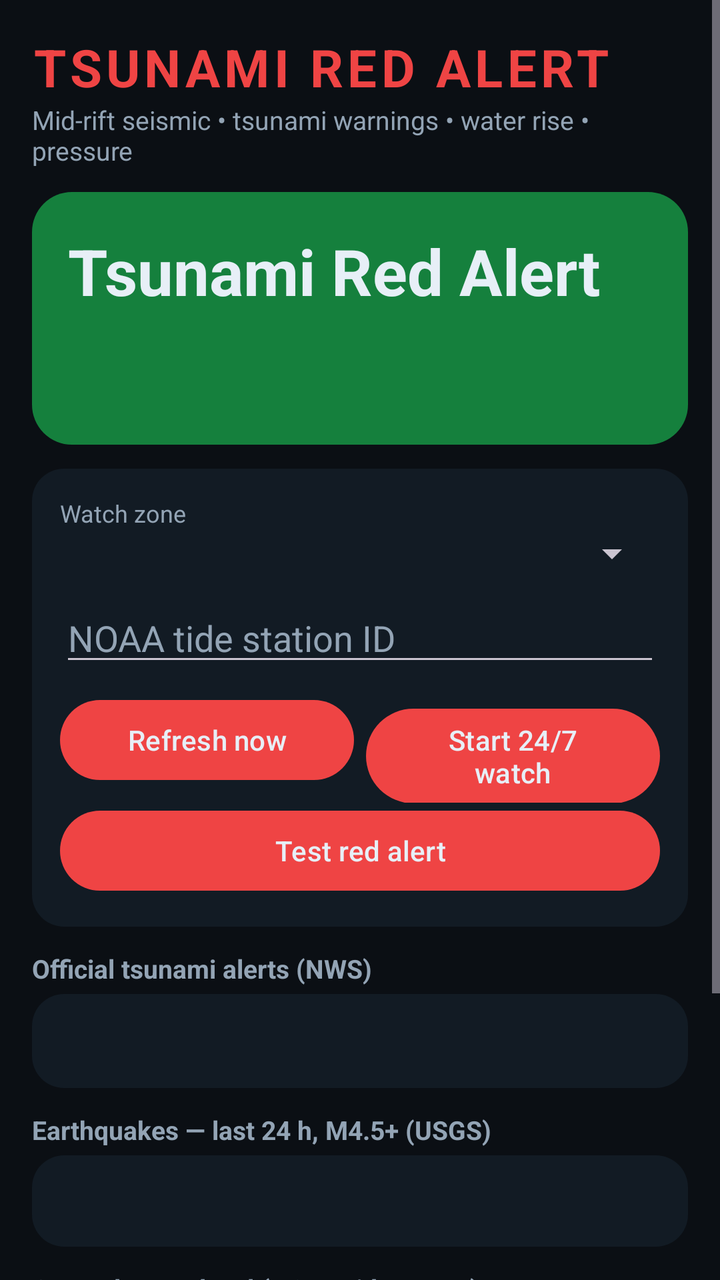
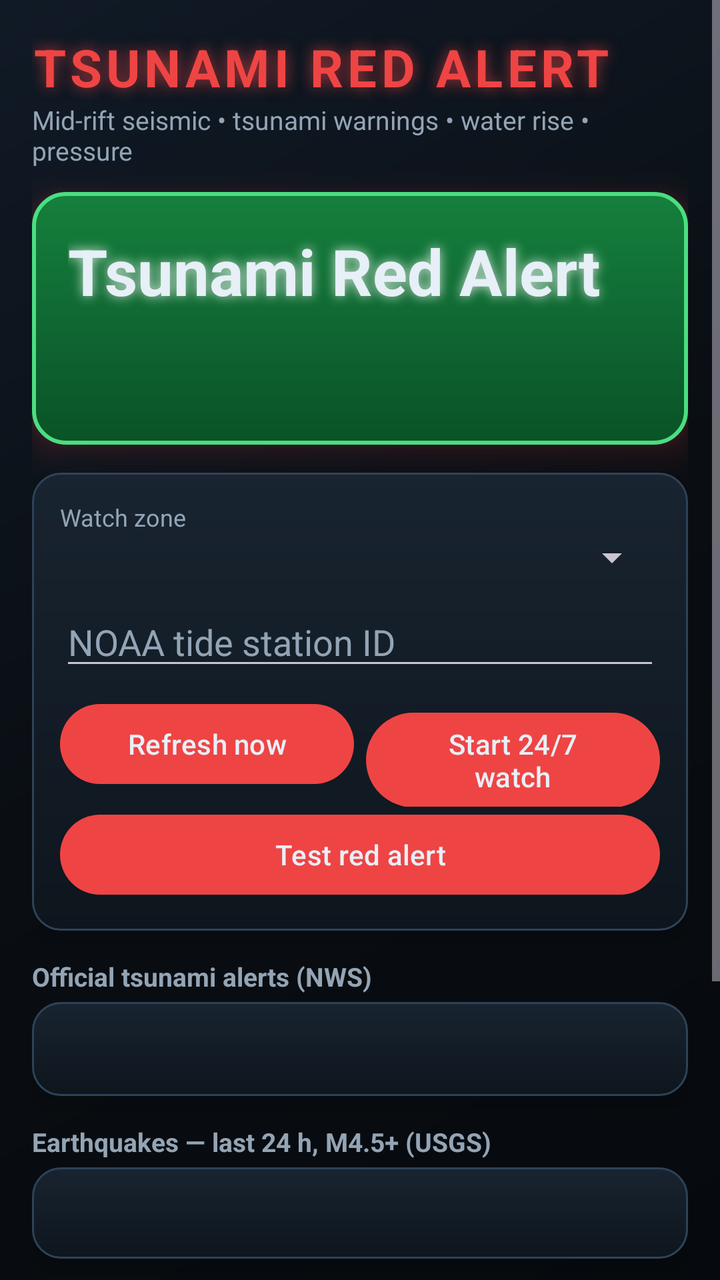

Screens rendered from an Android XML layout before and after an edit, with the pre-edit source and the edit as a unified diff.
<!-- AndroidManifest.xml: application theme Theme.TsunamiRedAlert -->
<!-- res/layout/activity_main.xml -->
<?xml version="1.0" encoding="utf-8"?>
<FrameLayout xmlns:android="http://schemas.android.com/apk/res/android"
    android:layout_width="match_parent"
    android:layout_height="match_parent"
    android:background="@color/bg">

    <ScrollView
        android:layout_width="match_parent"
        android:layout_height="match_parent"
        android:fillViewport="true">

        <LinearLayout
            android:layout_width="match_parent"
            android:layout_height="wrap_content"
            android:orientation="vertical"
            android:padding="16dp">

            <TextView
                android:layout_width="match_parent"
                android:layout_height="wrap_content"
                android:text="@string/title"
                android:textColor="@color/accent"
                android:textSize="26sp"
                android:textStyle="bold"
                android:letterSpacing="0.08" />

            <TextView
                android:layout_width="match_parent"
                android:layout_height="wrap_content"
                android:text="@string/subtitle"
                android:textColor="@color/text_secondary"
                android:textSize="13sp"
                android:layout_marginBottom="12dp" />

            <LinearLayout
                android:id="@+id/banner"
                android:layout_width="match_parent"
                android:layout_height="wrap_content"
                android:orientation="vertical"
                android:background="@drawable/banner_green"
                android:padding="18dp"
                android:layout_marginBottom="12dp">

                <TextView
                    android:id="@+id/levelText"
                    android:layout_width="match_parent"
                    android:layout_height="wrap_content"
                    android:text="@string/app_name"
                    android:textColor="@color/text_primary"
                    android:textSize="32sp"
                    android:textStyle="bold" />

                <TextView
                    android:id="@+id/reasonsText"
                    android:layout_width="match_parent"
                    android:layout_height="wrap_content"
                    android:textColor="@color/text_primary"
                    android:textSize="14sp"
                    android:layout_marginTop="6dp" />

                <TextView
                    android:id="@+id/updatedText"
                    android:layout_width="match_parent"
                    android:layout_height="wrap_content"
                    android:textColor="@color/text_primary"
                    android:alpha="0.75"
                    android:textSize="12sp"
                    android:layout_marginTop="6dp" />
            </LinearLayout>

            <LinearLayout
                android:layout_width="match_parent"
                android:layout_height="wrap_content"
                android:orientation="vertical"
                android:background="@drawable/card_bg"
                android:padding="14dp"
                android:layout_marginBottom="12dp">

                <TextView
                    android:layout_width="match_parent"
                    android:layout_height="wrap_content"
                    android:text="@string/region_label"
                    android:textColor="@color/text_secondary"
                    android:textSize="12sp" />

                <Spinner
                    android:id="@+id/regionSpinner"
                    android:layout_width="match_parent"
                    android:layout_height="wrap_content"
                    android:layout_marginBottom="8dp" />

                <EditText
                    android:id="@+id/stationInput"
                    android:layout_width="match_parent"
                    android:layout_height="wrap_content"
                    android:hint="@string/station_hint"
                    android:inputType="number"
                    android:textColor="@color/text_primary"
                    android:textColorHint="@color/text_secondary"
                    android:layout_marginBottom="8dp" />

                <LinearLayout
                    android:layout_width="match_parent"
                    android:layout_height="wrap_content"
                    android:orientation="horizontal">

                    <Button
                        android:id="@+id/refreshButton"
                        android:layout_width="0dp"
                        android:layout_height="wrap_content"
                        android:layout_weight="1"
                        android:layout_marginEnd="6dp"
                        android:text="@string/refresh" />

                    <Button
                        android:id="@+id/watchButton"
                        android:layout_width="0dp"
                        android:layout_height="wrap_content"
                        android:layout_weight="1"
                        android:text="@string/start_watch" />
                </LinearLayout>

                <Button
                    android:id="@+id/testButton"
                    android:layout_width="match_parent"
                    android:layout_height="wrap_content"
                    android:text="@string/test_alert" />

                <TextView
                    android:id="@+id/errorsText"
                    android:layout_width="match_parent"
                    android:layout_height="wrap_content"
                    android:textColor="@color/text_secondary"
                    android:textSize="12sp"
                    android:visibility="gone" />
            </LinearLayout>

            <TextView
                android:layout_width="match_parent"
                android:layout_height="wrap_content"
                android:text="@string/section_alerts"
                android:textColor="@color/text_secondary"
                android:textSize="13sp"
                android:textStyle="bold"
                android:layout_marginBottom="4dp" />

            <TextView
                android:id="@+id/alertsText"
                android:layout_width="match_parent"
                android:layout_height="wrap_content"
                android:background="@drawable/card_bg"
                android:padding="14dp"
                android:textColor="@color/text_primary"
                android:textSize="14sp"
                android:layout_marginBottom="12dp" />

            <TextView
                android:layout_width="match_parent"
                android:layout_height="wrap_content"
                android:text="@string/section_quakes"
                android:textColor="@color/text_secondary"
                android:textSize="13sp"
                android:textStyle="bold"
                android:layout_marginBottom="4dp" />

            <TextView
                android:id="@+id/quakesText"
                android:layout_width="match_parent"
                android:layout_height="wrap_content"
                android:background="@drawable/card_bg"
                android:padding="14dp"
                android:textColor="@color/text_primary"
                android:textSize="13sp"
                android:fontFamily="monospace"
                android:layout_marginBottom="12dp" />

            <TextView
                android:layout_width="match_parent"
                android:layout_height="wrap_content"
                android:text="@string/section_water"
                android:textColor="@color/text_secondary"
                android:textSize="13sp"
                android:textStyle="bold"
                android:layout_marginBottom="4dp" />

            <TextView
                android:id="@+id/waterText"
                android:layout_width="match_parent"
                android:layout_height="wrap_content"
                android:background="@drawable/card_bg"
                android:padding="14dp"
                android:textColor="@color/text_primary"
                android:textSize="14sp"
                android:layout_marginBottom="12dp" />

            <TextView
                android:layout_width="match_parent"
                android:layout_height="wrap_content"
                android:text="@string/section_pressure"
                android:textColor="@color/text_secondary"
                android:textSize="13sp"
                android:textStyle="bold"
                android:layout_marginBottom="4dp" />

            <TextView
                android:id="@+id/pressureText"
                android:layout_width="match_parent"
                android:layout_height="wrap_content"
                android:background="@drawable/card_bg"
                android:padding="14dp"
                android:textColor="@color/text_primary"
                android:textSize="14sp"
                android:layout_marginBottom="24dp" />
        </LinearLayout>
    </ScrollView>

    <FrameLayout
        android:id="@+id/redOverlay"
        android:layout_width="match_parent"
        android:layout_height="match_parent"
        android:background="@color/red_overlay"
        android:visibility="gone"
        android:clickable="true"
        android:focusable="true">

        <LinearLayout
            android:layout_width="match_parent"
            android:layout_height="wrap_content"
            android:layout_gravity="center"
            android:orientation="vertical"
            android:padding="24dp"
            android:gravity="center">

            <TextView
                android:id="@+id/overlayTitle"
                android:layout_width="wrap_content"
                android:layout_height="wrap_content"
                android:text="@string/red_overlay_title"
                android:textColor="@color/text_primary"
                android:textSize="34sp"
                android:textStyle="bold"
                android:gravity="center" />

            <TextView
                android:layout_width="wrap_content"
                android:layout_height="wrap_content"
                android:text="@string/red_overlay_sub"
                android:textColor="@color/text_primary"
                android:textSize="16sp"
                android:textStyle="bold"
                android:gravity="center"
                android:layout_marginTop="12dp" />

            <TextView
                android:id="@+id/overlayReasons"
                android:layout_width="wrap_content"
                android:layout_height="wrap_content"
                android:textColor="@color/text_primary"
                android:textSize="14sp"
                android:gravity="center"
                android:layout_marginTop="16dp" />

            <Button
                android:id="@+id/dismissOverlayButton"
                android:layout_width="wrap_content"
                android:layout_height="wrap_content"
                android:text="@string/dismiss"
                android:layout_marginTop="24dp" />
        </LinearLayout>
    </FrameLayout>
</FrameLayout>
<!-- resources referenced by this layout -->
<resources>
  <color name="accent">#EF4444</color>
  <color name="bg">#0B0F14</color>
  <color name="red_overlay">#E7DC2626</color>
  <color name="text_primary">#E7EFF7</color>
  <color name="text_secondary">#93A4B5</color>
  <!-- drawable banner_green (drawable) -->
  <?xml version="1.0" encoding="utf-8"?>
  <shape xmlns:android="http://schemas.android.com/apk/res/android" android:shape="rectangle">
      <solid android:color="@color/level_green" />
      <corners android:radius="20dp" />
  </shape>
  <!-- drawable card_bg (drawable) -->
  <?xml version="1.0" encoding="utf-8"?>
  <shape xmlns:android="http://schemas.android.com/apk/res/android" android:shape="rectangle">
      <solid android:color="@color/card" />
      <corners android:radius="16dp" />
  </shape>
  <string name="app_name">Tsunami Red Alert</string>
  <string name="dismiss">Dismiss</string>
  <string name="red_overlay_sub">MOVE TO HIGH GROUND — THIS IS NOT A DRILL UNLESS MARKED TEST</string>
  <string name="red_overlay_title">🚨 TSUNAMI RED ALERT 🚨</string>
  <string name="refresh">Refresh now</string>
  <string name="region_label">Watch zone</string>
  <string name="section_alerts">Official tsunami alerts (NWS)</string>
  <string name="section_pressure">Barometric pressure (device sensor)</string>
  <string name="section_quakes">Earthquakes — last 24 h, M4.5+ (USGS)</string>
  <string name="section_water">Coastal water level (NOAA tide gauge)</string>
  <string name="start_watch">Start 24/7 watch</string>
  <string name="station_hint">NOAA tide station ID</string>
  <string name="subtitle">Mid-rift seismic • tsunami warnings • water rise • pressure</string>
  <string name="test_alert">Test red alert</string>
  <string name="title">TSUNAMI RED ALERT</string>
  <style name="Theme.TsunamiRedAlert" parent="Theme.Material3.Dark.NoActionBar">
          <item name="colorPrimary">@color/accent</item>
          <item name="colorOnPrimary">@color/text_primary</item>
          <item name="android:windowBackground">@color/bg</item>
          <item name="android:statusBarColor">@color/bg</item>
          <item name="android:navigationBarColor">@color/bg</item>
          <item name="android:textColor">@color/text_primary</item>
      </style>
  <color name="level_green">#15803D</color>
  <color name="card">#121B24</color>
</resources>

<!-- the commit's change to res/layout/activity_main.xml (unified diff, before → after) -->
@@ -1,8 +1,9 @@
 <?xml version="1.0" encoding="utf-8"?>
 <FrameLayout xmlns:android="http://schemas.android.com/apk/res/android"
+    xmlns:tools="http://schemas.android.com/tools"
     android:layout_width="match_parent"
     android:layout_height="match_parent"
-    android:background="@color/bg">
+    android:background="@drawable/bg_app">
 
     <ScrollView
         android:layout_width="match_parent"
@@ -22,7 +23,11 @@
                 android:textColor="@color/accent"
                 android:textSize="26sp"
                 android:textStyle="bold"
-                android:letterSpacing="0.08" />
+                android:letterSpacing="0.08"
+                android:shadowColor="@color/accent_glow"
+                android:shadowRadius="18"
+                android:shadowDx="0"
+                android:shadowDy="0" />
 
             <TextView
                 android:layout_width="match_parent"
@@ -39,7 +44,11 @@
                 android:orientation="vertical"
                 android:background="@drawable/banner_green"
                 android:padding="18dp"
-                android:layout_marginBottom="12dp">
+                android:layout_marginBottom="14dp"
+                android:elevation="10dp"
+                android:outlineSpotShadowColor="@color/accent"
+                android:outlineAmbientShadowColor="@color/accent"
+                tools:targetApi="p">
 
                 <TextView
                     android:id="@+id/levelText"
@@ -48,7 +57,11 @@
                     android:text="@string/app_name"
                     android:textColor="@color/text_primary"
                     android:textSize="32sp"
-                    android:textStyle="bold" />
+                    android:textStyle="bold"
+                    android:shadowColor="@color/white_glow"
+                    android:shadowRadius="14"
+                    android:shadowDx="0"
+                    android:shadowDy="0" />
 
                 <TextView
                     android:id="@+id/reasonsText"
@@ -74,7 +87,8 @@
                 android:orientation="vertical"
                 android:background="@drawable/card_bg"
                 android:padding="14dp"
-                android:layout_marginBottom="12dp">
+                android:layout_marginBottom="14dp"
+                android:elevation="6dp">
 
                 <TextView
                     android:layout_width="match_parent"
@@ -110,21 +124,30 @@
                         android:layout_height="wrap_content"
                         android:layout_weight="1"
                         android:layout_marginEnd="6dp"
-                        android:text="@string/refresh" />
+                        android:text="@string/refresh"
+                        android:elevation="8dp"
+                        android:outlineSpotShadowColor="@color/accent"
+                        tools:targetApi="p" />
 
                     <Button
                         android:id="@+id/watchButton"
                         android:layout_width="0dp"
                         android:layout_height="wrap_content"
                         android:layout_weight="1"
-                        android:text="@string/start_watch" />
+                        android:text="@string/start_watch"
+                        android:elevation="8dp"
+                        android:outlineSpotShadowColor="@color/accent"
+                        tools:targetApi="p" />
                 </LinearLayout>
 
                 <Button
                     android:id="@+id/testButton"
                     android:layout_width="match_parent"
                     android:layout_height="wrap_content"
-                    android:text="@string/test_alert" />
+                    android:text="@string/test_alert"
+                    android:elevation="8dp"
+                    android:outlineSpotShadowColor="@color/accent"
+                    tools:targetApi="p" />
 
                 <TextView
                     android:id="@+id/errorsText"
@@ -152,7 +175,8 @@
                 android:padding="14dp"
                 android:textColor="@color/text_primary"
                 android:textSize="14sp"
-                android:layout_marginBottom="12dp" />
+                android:layout_marginBottom="14dp"
+                android:elevation="6dp" />
 
             <TextView
                 android:layout_width="match_parent"
@@ -172,7 +196,8 @@
                 android:textColor="@color/text_primary"
                 android:textSize="13sp"
                 android:fontFamily="monospace"
-                android:layout_marginBottom="12dp" />
+                android:layout_marginBottom="14dp"
+                android:elevation="6dp" />
 
             <TextView
                 android:layout_width="match_parent"
@@ -191,7 +216,8 @@
                 android:padding="14dp"
                 android:textColor="@color/text_primary"
                 android:textSize="14sp"
-                android:layout_marginBottom="12dp" />
+                android:layout_marginBottom="14dp"
+                android:elevation="6dp" />
 
             <TextView
                 android:layout_width="match_parent"
@@ -210,7 +236,8 @@
                 android:padding="14dp"
                 android:textColor="@color/text_primary"
                 android:textSize="14sp"
-                android:layout_marginBottom="24dp" />
+                android:layout_marginBottom="24dp"
+                android:elevation="6dp" />
         </LinearLayout>
     </ScrollView>
 
@@ -218,7 +245,7 @@
         android:id="@+id/redOverlay"
         android:layout_width="match_parent"
         android:layout_height="match_parent"
-        android:background="@color/red_overlay"
+        android:background="@drawable/red_overlay_bg"
         android:visibility="gone"
         android:clickable="true"
         android:focusable="true">
@@ -239,7 +266,11 @@
                 android:textColor="@color/text_primary"
                 android:textSize="34sp"
                 android:textStyle="bold"
-                android:gravity="center" />
+                android:gravity="center"
+                android:shadowColor="@color/white_glow"
+                android:shadowRadius="20"
+                android:shadowDx="0"
+                android:shadowDy="0" />
 
             <TextView
                 android:layout_width="wrap_content"
@@ -249,7 +280,11 @@
                 android:textSize="16sp"
                 android:textStyle="bold"
                 android:gravity="center"
-                android:layout_marginTop="12dp" />
+                android:layout_marginTop="12dp"
+                android:shadowColor="@color/white_glow"
+                android:shadowRadius="10"
+                android:shadowDx="0"
+                android:shadowDy="0" />
 
             <TextView
                 android:id="@+id/overlayReasons"
<!-- resource entries referenced after the edit -->
@@ -1,21 +1,59 @@
 <!-- resources referenced by this layout -->
 <resources>
   <color name="accent">#EF4444</color>
-  <color name="bg">#0B0F14</color>
+  <color name="accent_glow">#B3EF4444</color>
+  <color name="bg">#0A0E13</color>
+  <color name="bg_deep">#060A0E</color>
+  <color name="card_top">#182430</color>
+  <color name="card_bottom">#0E151D</color>
+  <color name="card_edge">#2E4358</color>
+  <color name="red_overlay_core">#F0E03131</color>
   <color name="red_overlay">#E7DC2626</color>
+  <color name="red_overlay_rim">#F26B0F0F</color>
   <color name="text_primary">#E7EFF7</color>
   <color name="text_secondary">#93A4B5</color>
+  <color name="white_glow">#CCFFFFFF</color>
   <!-- drawable banner_green (drawable) -->
   <?xml version="1.0" encoding="utf-8"?>
   <shape xmlns:android="http://schemas.android.com/apk/res/android" android:shape="rectangle">
-      <solid android:color="@color/level_green" />
-      <corners android:radius="20dp" />
+      <gradient
+          android:angle="270"
+          android:startColor="@color/level_green"
+          android:endColor="@color/level_green_deep" />
+      <corners android:radius="16dp" />
+      <stroke android:width="2dp" android:color="@color/level_green_edge" />
+  </shape>
+  <!-- drawable bg_app (drawable) -->
+  <?xml version="1.0" encoding="utf-8"?>
+  <shape xmlns:android="http://schemas.android.com/apk/res/android" android:shape="rectangle">
+      <gradient
+          android:type="linear"
+          android:angle="315"
+          android:startColor="@color/bg_mid"
+          android:centerColor="@color/bg"
+          android:endColor="@color/bg_deep" />
   </shape>
   <!-- drawable card_bg (drawable) -->
   <?xml version="1.0" encoding="utf-8"?>
   <shape xmlns:android="http://schemas.android.com/apk/res/android" android:shape="rectangle">
-      <solid android:color="@color/card" />
-      <corners android:radius="16dp" />
+      <gradient
+          android:angle="270"
+          android:startColor="@color/card_top"
+          android:endColor="@color/card_bottom" />
+      <corners android:radius="14dp" />
+      <stroke android:width="1dp" android:color="@color/card_edge" />
+  </shape>
+  <!-- drawable red_overlay_bg (drawable) -->
+  <?xml version="1.0" encoding="utf-8"?>
+  <shape xmlns:android="http://schemas.android.com/apk/res/android" android:shape="rectangle">
+      <gradient
+          android:type="radial"
+          android:gradientRadius="90%p"
+          android:centerX="0.5"
+          android:centerY="0.45"
+          android:startColor="@color/red_overlay_core"
+          android:centerColor="@color/red_overlay"
+          android:endColor="@color/red_overlay_rim" />
   </shape>
   <string name="app_name">Tsunami Red Alert</string>
   <string name="dismiss">Dismiss</string>
@@ -35,12 +73,14 @@
   <style name="Theme.TsunamiRedAlert" parent="Theme.Material3.Dark.NoActionBar">
           <item name="colorPrimary">@color/accent</item>
           <item name="colorOnPrimary">@color/text_primary</item>
-          <item name="android:windowBackground">@color/bg</item>
+          <item name="android:windowBackground">@drawable/bg_app</item>
           <item name="android:statusBarColor">@color/bg</item>
           <item name="android:navigationBarColor">@color/bg</item>
           <item name="android:textColor">@color/text_primary</item>
       </style>
   <color name="level_green">#15803D</color>
-  <color name="card">#121B24</color>
+  <color name="level_green_deep">#0A5227</color>
+  <color name="level_green_edge">#4ADE80</color>
+  <color name="bg_mid">#101A26</color>
 </resources>
 
